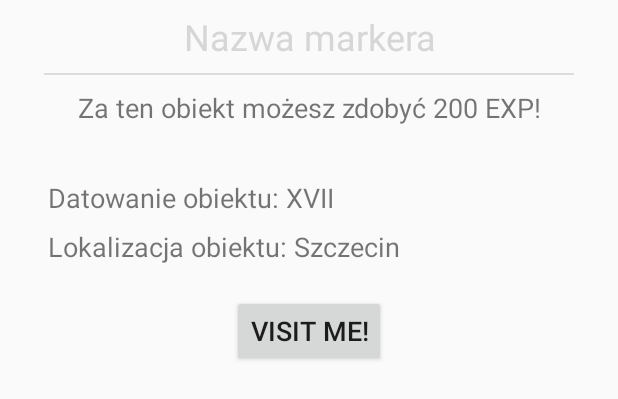
After one commit to angelikaiskra/TravelGo, an Android app: the layout dialog_relic_marker.xml on its own in the app's theme, with its tools: preview values and no code run, on a phone screen of 412 x 824 dp. The commit adds this screen. Shown: the top 399 px of the screen. Run offline under Robolectric (Android 15) with nearby library versions, the phone set to English and light mode, and no system bars.

Commit message:
Added relic information dialog

```diff
--- a/app/src/main/AndroidManifest.xml
+++ b/app/src/main/AndroidManifest.xml
@@ -21,6 +21,10 @@
                 <category android:name="android.intent.category.LAUNCHER" />
             </intent-filter>
         </activity>
+        <activity
+            android:name=".RelicMarkerDialog"
+            android:label=""
+            android:theme="@style/Theme.AppCompat.Light.Dialog" />
     </application>
 
 </manifest>
--- /dev/null
+++ b/app/src/main/res/layout/dialog_relic_marker.xml
@@ -0,0 +1,99 @@
+<?xml version="1.0" encoding="utf-8"?>
+<android.support.constraint.ConstraintLayout
+    xmlns:android="http://schemas.android.com/apk/res/android"
+    xmlns:app="http://schemas.android.com/apk/res-auto"
+    xmlns:tools="http://schemas.android.com/tools"
+    android:layout_width="match_parent"
+    android:layout_height="match_parent">
+
+    <TextView
+        android:id="@+id/titleView"
+        android:layout_width="wrap_content"
+        android:layout_height="wrap_content"
+        android:layout_marginEnd="16dp"
+        android:layout_marginStart="16dp"
+        android:layout_marginTop="8dp"
+        android:text="Nazwa markera"
+        android:textAlignment="center"
+        android:textColor="@color/mapbox_blue"
+        android:textSize="24sp"
+        app:layout_constraintBottom_toBottomOf="parent"
+        app:layout_constraintEnd_toEndOf="parent"
+        app:layout_constraintStart_toStartOf="parent"
+        app:layout_constraintTop_toTopOf="parent"
+        app:layout_constraintVertical_bias="0.0" />
+
+    <View
+        android:id="@+id/divider"
+        android:layout_width="353dp"
+        android:layout_height="1dp"
+        android:layout_marginEnd="8dp"
+        android:layout_marginStart="8dp"
+        android:layout_marginTop="8dp"
+        android:background="?android:attr/listDivider"
+        app:layout_constraintEnd_toEndOf="parent"
+        app:layout_constraintStart_toStartOf="parent"
+        app:layout_constraintTop_toBottomOf="@+id/titleView" />
+
+    <TextView
+        android:id="@+id/expView"
+        android:layout_width="358dp"
+        android:layout_height="44dp"
+        android:layout_marginEnd="16dp"
+        android:layout_marginStart="16dp"
+        android:layout_marginTop="9dp"
+        android:text="Za ten obiekt możesz zdobyć 200 EXP!"
+        android:textAlignment="center"
+        android:textSize="18sp"
+        app:layout_constraintEnd_toEndOf="parent"
+        app:layout_constraintStart_toStartOf="parent"
+        app:layout_constraintTop_toBottomOf="@+id/divider" />
+
+    <TextView
+        android:id="@+id/datingView"
+        android:layout_width="wrap_content"
+        android:layout_height="wrap_content"
+        android:layout_marginStart="32dp"
+        android:layout_marginTop="16dp"
+        android:text="Datowanie obiektu: XVII"
+        android:textAlignment="viewStart"
+        android:textSize="18sp"
+        app:layout_constraintStart_toStartOf="parent"
+        app:layout_constraintTop_toBottomOf="@+id/expView" />
+
+    <TextView
+        android:id="@+id/placeNameView"
+        android:layout_width="wrap_content"
+        android:layout_height="wrap_content"
+        android:layout_marginStart="32dp"
+        android:layout_marginTop="8dp"
+        android:text="Lokalizacja obiektu: Szczecin"
+        android:textAlignment="viewStart"
+        android:textSize="18sp"
+        app:layout_constraintStart_toStartOf="parent"
+        app:layout_constraintTop_toBottomOf="@+id/datingView" />
+
+    <Button
+        android:id="@+id/buttonVisit"
+        android:layout_width="wrap_content"
+        android:layout_height="wrap_content"
+        android:layout_marginEnd="8dp"
+        android:layout_marginStart="8dp"
+        android:layout_marginTop="20dp"
+        android:text="VISIT ME!"
+        android:textSize="18sp"
+        app:layout_constraintEnd_toEndOf="parent"
+        app:layout_constraintStart_toStartOf="parent"
+        app:layout_constraintTop_toBottomOf="@+id/placeNameView"
+        app:layout_goneMarginBottom="50dp" />
+
+    <View
+        android:layout_width="match_parent"
+        android:layout_height="20dp"
+        android:layout_marginEnd="8dp"
+        android:layout_marginStart="8dp"
+        app:layout_constraintEnd_toEndOf="parent"
+        app:layout_constraintStart_toStartOf="parent"
+        app:layout_constraintTop_toBottomOf="@+id/buttonVisit" />
+
+</android.support.constraint.ConstraintLayout>
```
Also changed, not shown: app/src/main/java/com/heroes/hack/travelgo/MainActivity.java (+16 -10 lines), app/src/main/java/com/heroes/hack/travelgo/MarkerManager.java (+74 -27 lines), app/src/main/java/com/heroes/hack/travelgo/RelicMarkerDialog.java (added, +55 -0 lines).
